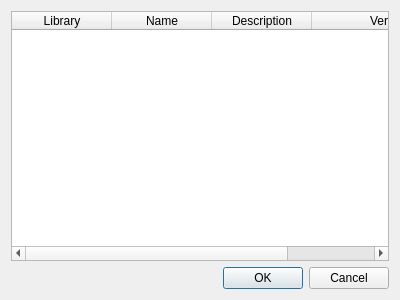
The window that src/pluginsdialog.ui (PostMonster/postmonster) describes before a commit, drawn with Qt 5.
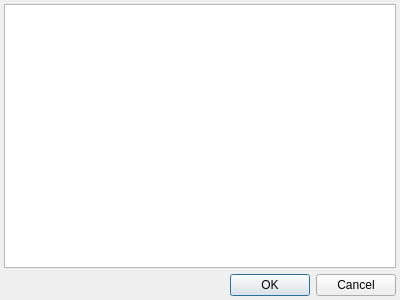
The same window after the commit.

Commit message: Some refactoring of plugin registry. Work on plugin dialog begun

The edit to the form file:
```diff
--- a/src/pluginsdialog.ui
+++ b/src/pluginsdialog.ui
@@ -14,40 +14,35 @@
    <string>Plugin manager</string>
   </property>
   <layout class="QVBoxLayout" name="verticalLayout">
+   <property name="spacing">
+    <number>6</number>
+   </property>
+   <property name="leftMargin">
+    <number>4</number>
+   </property>
+   <property name="topMargin">
+    <number>4</number>
+   </property>
+   <property name="rightMargin">
+    <number>4</number>
+   </property>
+   <property name="bottomMargin">
+    <number>4</number>
+   </property>
    <item>
-    <widget class="QTableWidget" name="tableWidget">
-     <property name="editTriggers">
-      <set>QAbstractItemView::NoEditTriggers</set>
-     </property>
+    <widget class="QTableView" name="pluginsTable">
      <property name="selectionMode">
       <enum>QAbstractItemView::NoSelection</enum>
      </property>
+     <attribute name="horizontalHeaderMinimumSectionSize">
+      <number>30</number>
+     </attribute>
      <attribute name="verticalHeaderVisible">
       <bool>false</bool>
      </attribute>
-     <column>
-      <property name="text">
-       <string>Library</string>
-      </property>
-     </column>
-     <column>
-      <property name="text">
-       <string>Name</string>
-      </property>
-     </column>
-     <column>
-      <property name="text">
-       <string>Description</string>
-      </property>
-     </column>
-     <column>
-      <property name="text">
-       <string>Version</string>
-      </property>
-      <property name="textAlignment">
-       <set>AlignTrailing|AlignVCenter</set>
-      </property>
-     </column>
+     <attribute name="verticalHeaderDefaultSectionSize">
+      <number>25</number>
+     </attribute>
     </widget>
    </item>
    <item>
```
The commit also changes 10 other files.
